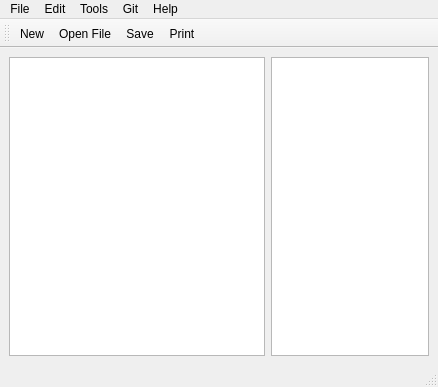
This is gui_v1/mainwindow.ui in jennifer4569/CoCode as Qt 5 draws it before an edit. The edited form follows.
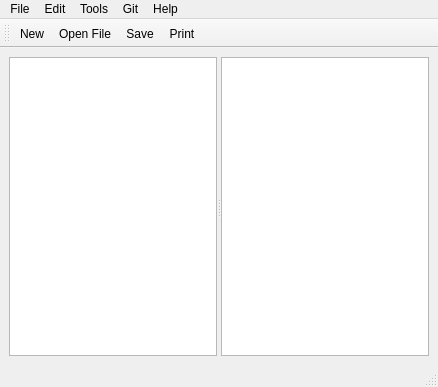
This is the edited form. Icons and pictures are not drawn. Custom widgets are drawn as their Qt base class.

Commit message: Size adjusting (complete)

Diff of the .ui file:
```diff
--- a/gui_v1/mainwindow.ui
+++ b/gui_v1/mainwindow.ui
@@ -35,14 +35,13 @@
      <verstretch>0</verstretch>
     </sizepolicy>
    </property>
-   <layout class="QFormLayout" name="formLayout">
-    <property name="fieldGrowthPolicy">
-     <enum>QFormLayout::AllNonFixedFieldsGrow</enum>
-    </property>
-    <item row="0" column="0">
+   <layout class="QHBoxLayout" name="horizontalLayout">
+    <item>
+     <widget class="QSplitter" name="splitter">
+      <property name="orientation">
+       <enum>Qt::Horizontal</enum>
+      </property>
      <widget class="QTreeView" name="treeView"/>
-    </item>
-    <item row="0" column="1">
      <widget class="CoCode" name="plainTextEdit">
       <property name="minimumSize">
        <size>
@@ -60,6 +59,7 @@
        <enum>Qt::StrongFocus</enum>
       </property>
      </widget>
+     </widget>
     </item>
    </layout>
   </widget>
```
Left out of the diff: 2 changed lines with no effect on the pictures. Lines whose indentation alone changed are shown as unchanged. The commit also changes 1 other file.
